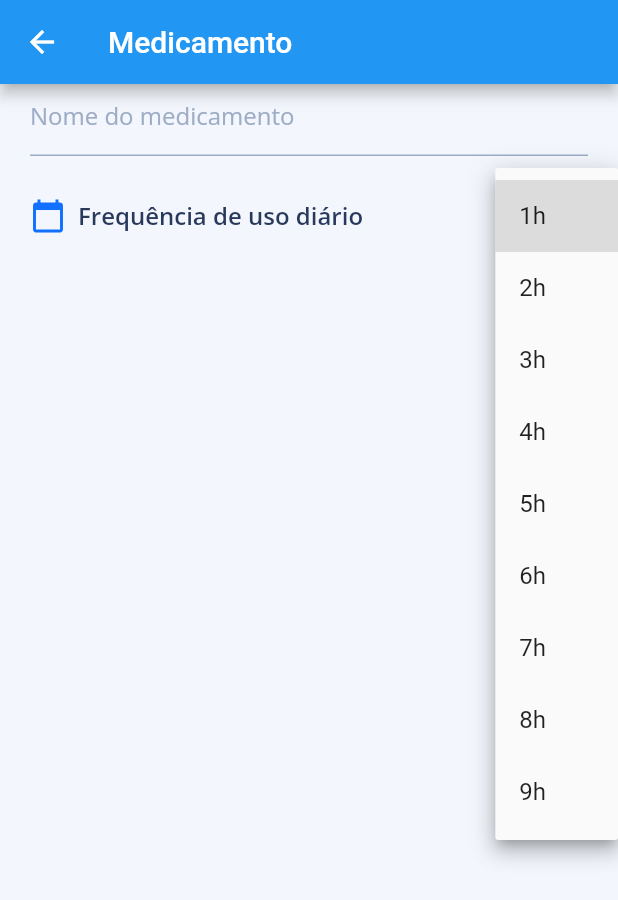
After one commit to gustavool1/medicine_tracker, a Flutter app: the CreatePillPage screen opened directly, after a tap on "1h", on a phone screen of 412 x 824 dp. The commit adds this screen. Shown: the top 900 px of the screen. Run offline on Flutter 3.47's test engine with Material 2 defaults, Android fonts, the phone set to English and light mode, and no system bars; our stand-ins replace bloc, flutter_bloc, google_fonts.

Commit message:
feat: create pills list

```diff
--- a/lib/styles/colors.dart
+++ b/lib/styles/colors.dart
@@ -4,6 +4,7 @@ class ColorPackage {
   static const Color defaultPrimary = Color(0xffF3F6FC);
   static const Color white = Colors.white;
   static const Color blue = Color(0xff1270FF);
+  static const Color darkBlue = Color(0xff28395B);
   static const Color lightGray = Color(0xff9DADC6);
   static const Color darkGray = Color(0xff3A4968);
   static const Color black = Colors.black;
--- /dev/null
+++ b/lib/ui/create_pill/create_pill.dart
@@ -0,0 +1,86 @@
+import 'package:flutter/material.dart';
+import 'package:medicine_tracker/styles/styles.dart';
+
+class CreatePillPage extends StatefulWidget {
+  const CreatePillPage({super.key});
+
+  @override
+  State<CreatePillPage> createState() => _CreatePillPageState();
+}
+
+class _CreatePillPageState extends State<CreatePillPage> {
+  String selectedFrequency = '1h';
+
+  Widget get pillNameTextField => TextField(
+        decoration: InputDecoration(
+          hintText: 'Nome do medicamento',
+          contentPadding: const EdgeInsets.only(bottom: 5),
+          enabledBorder: const UnderlineInputBorder(
+            borderSide: BorderSide(color: ColorPackage.lightGray),
+          ),
+          focusedBorder: const UnderlineInputBorder(
+            borderSide: BorderSide(color: ColorPackage.lightGray),
+          ),
+          hintStyle: TextFonts.body1.copyWith(
+            color: ColorPackage.lightGray,
+          ),
+        ),
+        onChanged: (_) {},
+      );
+
+  get frequencyList => ['1h', '2h', '3h', '4h', '5h', '6h', '7h', '8h', '9h'];
+
+  Widget get frequency => Padding(
+        padding: const EdgeInsets.only(top: 16.0),
+        child: Row(
+          children: [
+            const Icon(
+              Icons.calendar_today,
+              color: ColorPackage.blue,
+            ),
+            Padding(
+              padding: const EdgeInsets.only(left: 8.0),
+              child: Text(
+                'Frequência de uso diário',
+                style: TextFonts.body1.copyWith(
+                  color: ColorPackage.darkBlue,
+                  fontWeight: FontWeight.w600,
+                ),
+              ),
+            ),
+            Spacer(),
+            DropdownButton<String>(
+              items: frequencyList
+                  .map<DropdownMenuItem<String>>(
+                    (String value) => DropdownMenuItem<String>(
+                      value: value,
+                      child: Text(value),
+                    ),
+                  )
+                  .toList(),
+              onChanged: (value) => setState(() {
+                selectedFrequency = value ?? '';
+              }),
+              value: selectedFrequency,
+            )
+          ],
+        ),
+      );
+
+  @override
+  Widget build(BuildContext context) {
+    return Scaffold(
+      appBar: AppBar(
+        title: const Text('Medicamento'),
+      ),
+      body: Container(
+        color: ColorPackage.defaultPrimary,
+        padding: const EdgeInsets.symmetric(horizontal: 20.0),
+        child: Column(
+          crossAxisAlignment: CrossAxisAlignment.start,
+          children: [pillNameTextField, frequency],
+        ),
+      ),
+    );
+  }
+}
--- a/lib/ui/home/widgets/pills_list.dart
+++ b/lib/ui/home/widgets/pills_list.dart
@@ -15,7 +15,6 @@ class PillsList extends StatelessWidget {
   Widget build(BuildContext context) {
     return BlocBuilder<PillsBloc, PillsState>(builder: (context, state) {
       return Column(
-        mainAxisAlignment: MainAxisAlignment.center,
         children: state.pills.map((pill) => Pill(pill: pill)).toList(),
       );
     });
--- a/pubspec.yaml
+++ b/pubspec.yaml
@@ -18,6 +18,7 @@ dependencies:
   bloc: ^8.1.2
   flutter_bloc: ^8.1.3
   google_fonts: ^4.0.4
+  table_calendar: ^3.0.9
 
 dev_dependencies:
   flutter_test:
```
Also changed, not shown: pubspec.lock.
